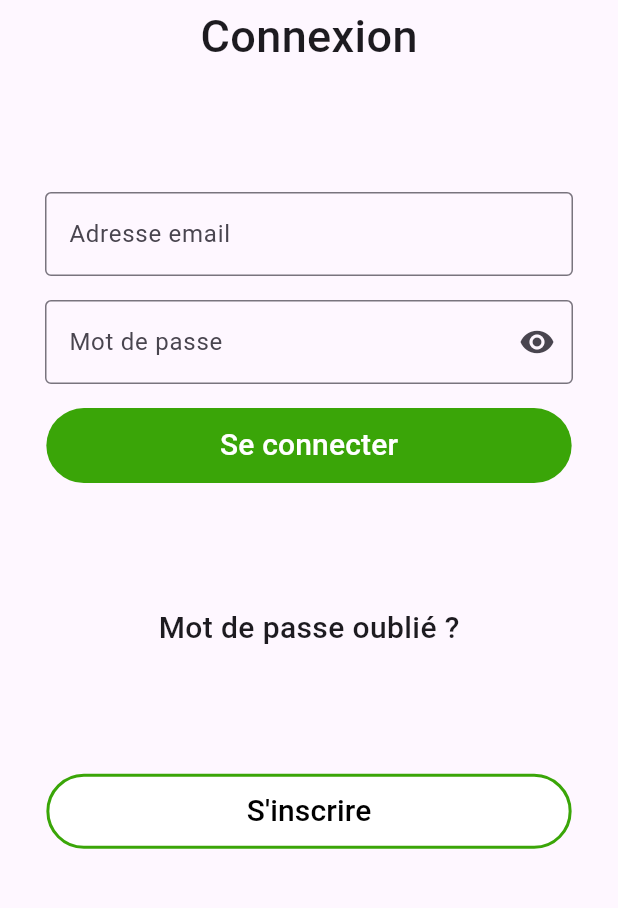
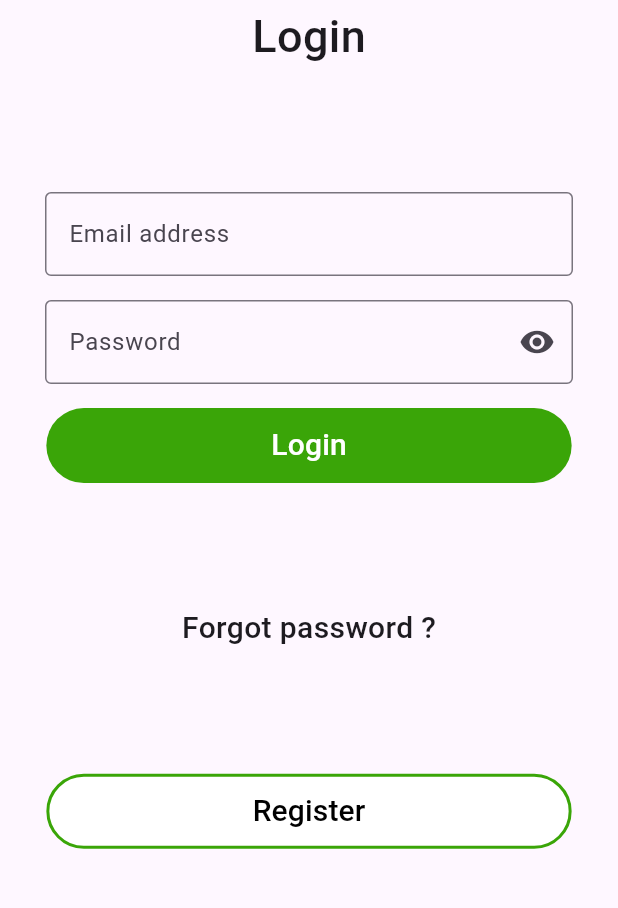
Before and after one commit to remybms/sportin-app, a Flutter app: the screen it shows after launch, on a phone screen of 412 x 824 dp, the part 80-988 px from its top. Run offline on Flutter 3.47's test engine with Material 3 defaults, Android fonts, the phone set to English and light mode, and no system bars; our stand-ins replace freezed_annotation, shared_preferences.

Commit message:
:speech_balloon: translated everything

```diff
--- a/lib/create-program/create_program.dart
+++ b/lib/create-program/create_program.dart
@@ -336,7 +336,7 @@ class _CreateProgramPageState extends State<CreateProgramPage> {
                   print('Error: $e');
                   setState(() {
                     errorMessage =
-                        'Une erreur est survenue !'; // Set the error message
+                        'An error occurred !'; // Set the error message
                   });
                 }
               },
--- a/lib/create-program/create_workout.dart
+++ b/lib/create-program/create_workout.dart
@@ -21,7 +21,7 @@ class _CreateWorkoutPageState extends State<CreateWorkoutPage> {
   @override
   void initState() {
     super.initState();
-    workoutOptions = List.generate(widget.workoutsPerWeek, (index) => "Séance ${index + 1}");
+    workoutOptions = List.generate(widget.workoutsPerWeek, (index) => "Workout ${index + 1}");
     if (workoutOptions.isNotEmpty) {
       _selectedWorkout = workoutOptions.first;
     }
--- a/lib/login/login_page.dart
+++ b/lib/login/login_page.dart
@@ -20,13 +20,13 @@ class Login extends StatelessWidget {
             child: Column(
           spacing: MediaQuery.of(context).size.height * 0.1,
           children: [
-            Text("Connexion",
+            Text("Login",
                 style: TextStyle(
                   fontSize: 30,
                   fontWeight: FontWeight.w500,
                 )),
             LoginForm(),
-            Text("Mot de passe oublié ?",
+            Text("Forgot password ?",
                 style: TextStyle(
                   fontSize: 20,
                   fontWeight: FontWeight.w500,
@@ -46,7 +46,7 @@ class Login extends StatelessWidget {
               onPressed: () async {
                 Navigator.pushReplacementNamed(context, '/signin');
               },
-              child: Text('S\'inscrire', style: TextStyle(fontSize: 20)),
+              child: Text('Register', style: TextStyle(fontSize: 20)),
             ),
           ],
         )));
@@ -90,7 +90,7 @@ class _LoginFormState extends State<LoginForm> {
                       borderSide: BorderSide(color: Colors.black)),
                   floatingLabelStyle:
                       TextStyle(color: Color.fromARGB(255, 58, 165, 8)),
-                  labelText: "Adresse email",
+                  labelText: "Email address",
                 ),
               ),
             ),
@@ -114,7 +114,7 @@ class _LoginFormState extends State<LoginForm> {
                       borderSide: BorderSide(color: Colors.black)),
                   floatingLabelStyle:
                       TextStyle(color: Color.fromARGB(255, 58, 165, 8)),
-                  labelText: "Mot de passe",
+                  labelText: "Password",
                   suffixIcon: IconButton(
                     icon: Icon(
                       _passwordVisible
@@ -164,12 +164,12 @@ class _LoginFormState extends State<LoginForm> {
                   } catch (e) {
                     setState(() {
                       errorMessage =
-                          'Une erreur est survenue !'; // Set the error message
+                          'An error occurred !'; // Set the error message
                     });
                   }
                 }
               },
-              child: Text("Se connecter", style: TextStyle(fontSize: 20)),
+              child: Text("Login", style: TextStyle(fontSize: 20)),
             )
           ],
         ));
--- a/lib/popups/delete_session.dart
+++ b/lib/popups/delete_session.dart
@@ -9,7 +9,7 @@ class DeleteSession extends StatelessWidget {
   Widget build(BuildContext context) {
     return AlertDialog(
       backgroundColor: Color.fromARGB(255, 167, 217, 146),
-      title: Text("Supprimer une séance"),
+      title: Text("Delete a workout"),
       content: SizedBox(
           width: double.maxFinite,
           height: 300,
@@ -37,7 +37,7 @@ class DeleteSession extends StatelessWidget {
             Navigator.of(context).pop();
           },
           child: Text(
-            "Annuler",
+            "Cancel",
             style: TextStyle(color: Colors.black),
           ),
         ),
@@ -46,7 +46,7 @@ class DeleteSession extends StatelessWidget {
             Navigator.of(context).pop();
           },
           child: Text(
-            "Supprimer",
+            "Delete",
             style: TextStyle(color: Colors.red),
           ),
         ),
--- a/lib/signin/signin_page.dart
+++ b/lib/signin/signin_page.dart
@@ -19,7 +19,7 @@ class Signin extends StatelessWidget {
             child: Column(
           spacing: MediaQuery.of(context).size.height * 0.1,
           children: [
-            Text("Inscription",
+            Text("Register",
                 style: TextStyle(
                   fontSize: 30,
                   fontWeight: FontWeight.w500,
@@ -40,7 +40,7 @@ class Signin extends StatelessWidget {
               onPressed: () {
                 Navigator.pushReplacementNamed(context, '/login');
               },
-              child: Text('Se connecter', style: TextStyle(fontSize: 20)),
+              child: Text('Login', style: TextStyle(fontSize: 20)),
             ),
           ],
         )));
@@ -86,7 +86,7 @@ class _SigninFormState extends State<SigninForm> {
                       borderSide: BorderSide(color: Colors.black)),
                   floatingLabelStyle:
                       TextStyle(color: Color.fromARGB(255, 58, 165, 8)),
-                  labelText: "Nom d'utilisateur",
+                  labelText: "Username",
                 ),
               ),
             ),
@@ -133,7 +133,7 @@ class _SigninFormState extends State<SigninForm> {
                       borderSide: BorderSide(color: Colors.black)),
                   floatingLabelStyle:
                       TextStyle(color: Color.fromARGB(255, 58, 165, 8)),
-                  labelText: "Mot de passe",
+                  labelText: "Password",
                   suffixIcon: IconButton(
                     icon: Icon(
                       _passwordVisible
@@ -171,7 +171,7 @@ class _SigninFormState extends State<SigninForm> {
                       borderSide: BorderSide(color: Colors.black)),
                   floatingLabelStyle:
                       TextStyle(color: Color.fromARGB(255, 58, 165, 8)),
-                  labelText: "Confirmer le mot de passe",
+                  labelText: "Confirm password",
                   suffixIcon: IconButton(
                     icon: Icon(
                       _passwordVisible
@@ -217,12 +217,12 @@ class _SigninFormState extends State<SigninForm> {
                   } catch (e) {
                     setState(() {
                       errorMessage =
-                          'Une erreur est survenue !'; // Set the error message
+                          'An error occurred !'; // Set the error message
                     });
                   }
                 }
               },
-              child: Text("S'inscrire", style: TextStyle(fontSize: 20)),
+              child: Text("Register", style: TextStyle(fontSize: 20)),
             ),
           ],
         ));
--- a/lib/widgets/chosen_exercice_template.dart
+++ b/lib/widgets/chosen_exercice_template.dart
@@ -68,7 +68,7 @@ class _ChosenExerciseTemplateState extends State<ChosenExerciseTemplate> {
             TextButton.icon(
               onPressed: _addSet,
               icon: Icon(Icons.add),
-              label: Text("Ajouter une série"),
+              label: Text("Add a set"),
               style: TextButton.styleFrom(
                 padding: EdgeInsets.all(10),
                 shape: RoundedRectangleBorder(borderRadius: BorderRadius.circular(5)),
@@ -77,7 +77,7 @@ class _ChosenExerciseTemplateState extends State<ChosenExerciseTemplate> {
               ),
             ),
             SizedBox(height: 10),
-            Text("${sets.length} séries / XX répétitions"),
+            Text("${sets.length} sets / XX reps"),
           ],
         ),
       ),
```
Also changed, not shown: lib/home/home_page.dart (+7 -7 lines), lib/popups/add_session.dart (+8 -8 lines).
